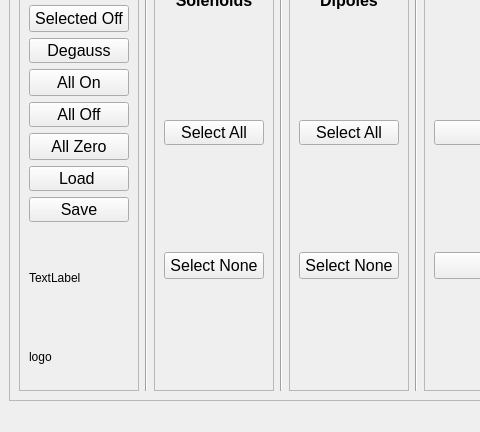
First picture: the form in MagnetApp/GUI/Ui_magnetAppMainView.ui, repository VELA-CLARA-software/Software, before the edit; both pictures show x 0 to 480 and y 173 to 605 of the 1254 by 605 pixel window.
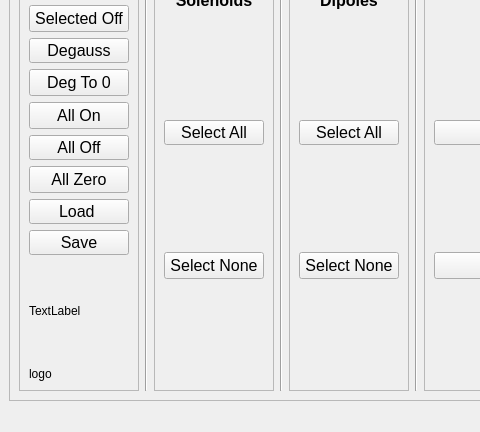
Second picture: the form after the edit.

Patch:
```diff
--- a/MagnetApp/GUI/Ui_magnetAppMainView.ui
+++ b/MagnetApp/GUI/Ui_magnetAppMainView.ui
@@ -178,6 +178,18 @@
             </property>
            </widget>
           </item>
+          <item>
+           <widget class="QPushButton" name="selectedDegaussToZero">
+            <property name="font">
+             <font>
+              <pointsize>12</pointsize>
+             </font>
+            </property>
+            <property name="text">
+             <string>Deg To 0</string>
+            </property>
+           </widget>
+          </item>
           <item>
            <widget class="QPushButton" name="allOn">
             <property name="font">
```
